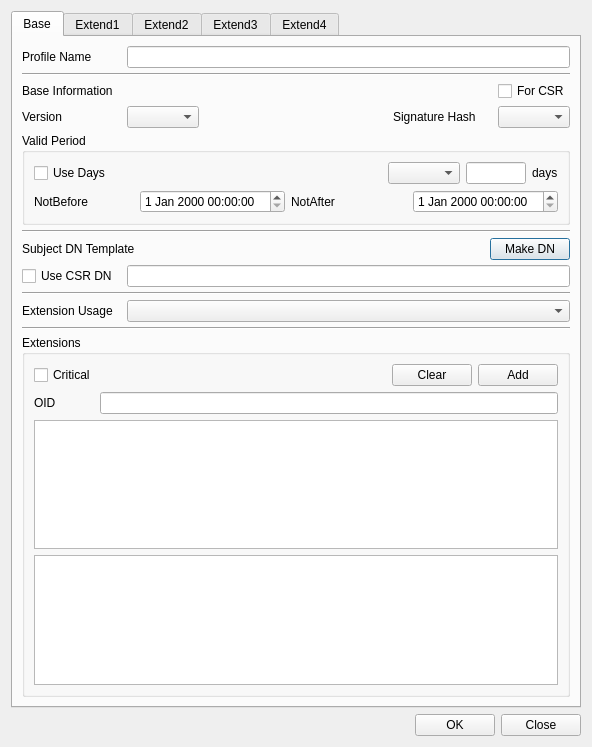
Qt form CertMan/make_cert_profile_dlg.ui (jykim74/CertMan) before a commit.
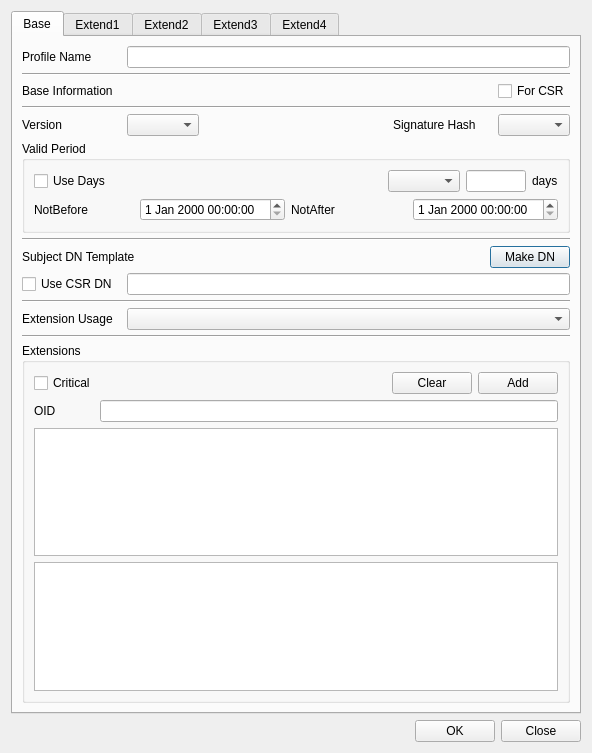
The same form after that commit. The open tabs and pages were chosen to show the change.

What changed in the file:
```diff
--- a/CertMan/make_cert_profile_dlg.ui
+++ b/CertMan/make_cert_profile_dlg.ui
@@ -7,7 +7,7 @@
     <x>0</x>
     <y>0</y>
     <width>592</width>
-    <height>747</height>
+    <height>753</height>
    </rect>
   </property>
   <property name="windowTitle">
@@ -504,6 +504,13 @@
          </item>
         </layout>
        </item>
+       <item row="3" column="0">
+        <widget class="Line" name="line_2">
+         <property name="orientation">
+          <enum>Qt::Horizontal</enum>
+         </property>
+        </widget>
+       </item>
       </layout>
      </widget>
      <widget class="QWidget" name="mExtend1Tab">
```
Left out of the diff: 2 changed lines with no effect on the pictures.
